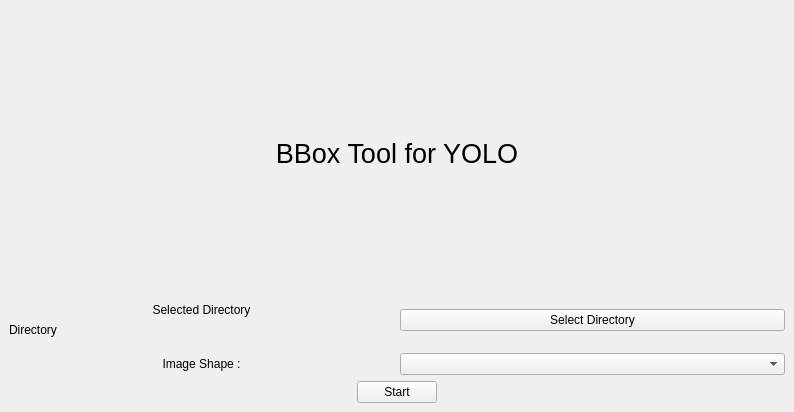
This is BBoxTool/mainwindow.ui in InnoCentCoder5497/BBox-Tool as Qt 5 draws it before an edit. The edited form follows.
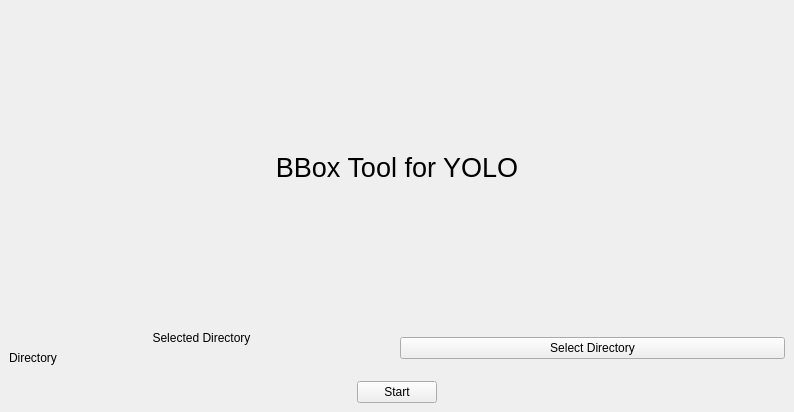
This is the edited form.

```diff
--- a/BBoxTool/mainwindow.ui
+++ b/BBoxTool/mainwindow.ui
@@ -78,23 +78,6 @@
       </property>
      </spacer>
     </item>
-    <item>
-     <layout class="QHBoxLayout" name="horizontalLayout_2">
-      <item>
-       <widget class="QLabel" name="label_3">
-        <property name="text">
-         <string>Image Shape :</string>
-        </property>
-        <property name="alignment">
-         <set>Qt::AlignCenter</set>
-        </property>
-       </widget>
-      </item>
-      <item>
-       <widget class="QComboBox" name="cbImageSizeSelector"/>
-      </item>
-     </layout>
-    </item>
     <item>
      <layout class="QHBoxLayout" name="horizontalLayout_3">
       <item>
```
